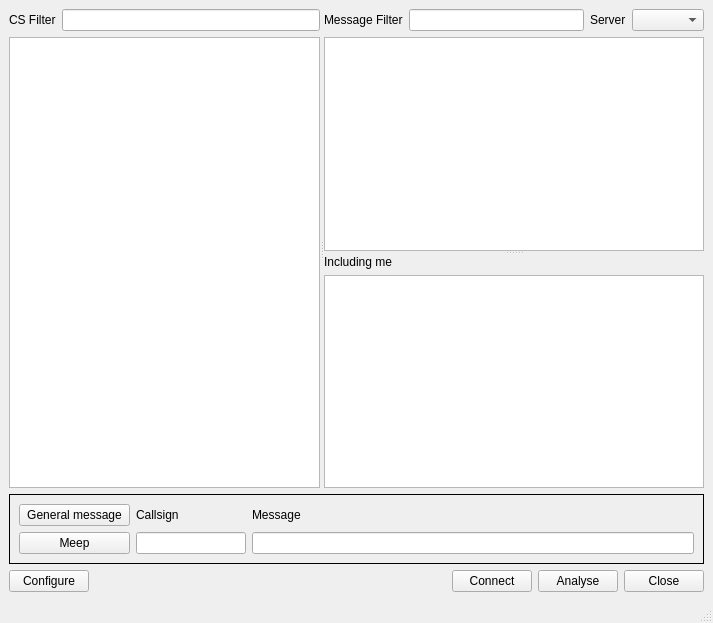
The window that mqt/MqtKSTClient/kstmainwindow.ui (Rsclub22/Minos2-Mirror) describes before a commit, drawn with Qt 5.
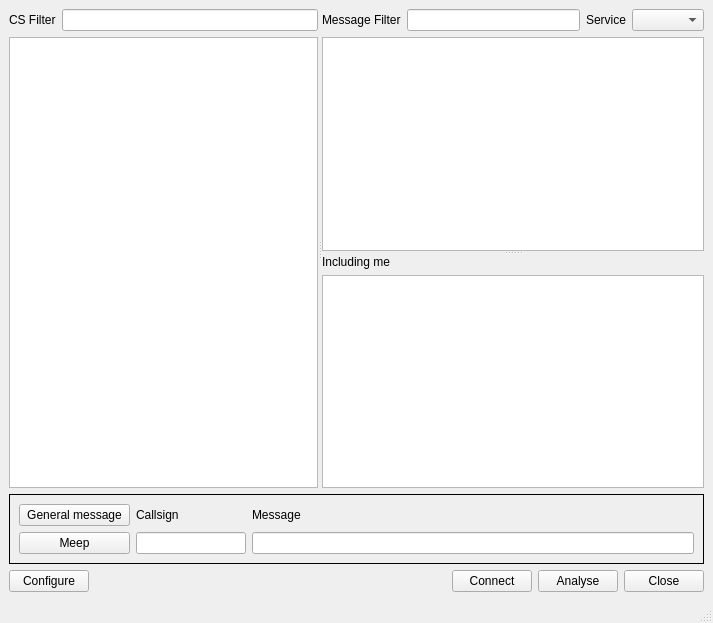
The same window after the commit. Custom widgets are drawn as their Qt base class.

Patch:
```diff
--- a/mqt/MqtKSTClient/kstmainwindow.ui
+++ b/mqt/MqtKSTClient/kstmainwindow.ui
@@ -83,7 +83,7 @@
            <item>
             <widget class="QLabel" name="label_3">
              <property name="text">
-              <string>Server</string>
+              <string>Service</string>
              </property>
             </widget>
            </item>
```
Left out of the diff: 12 changed lines with no effect on the pictures.
